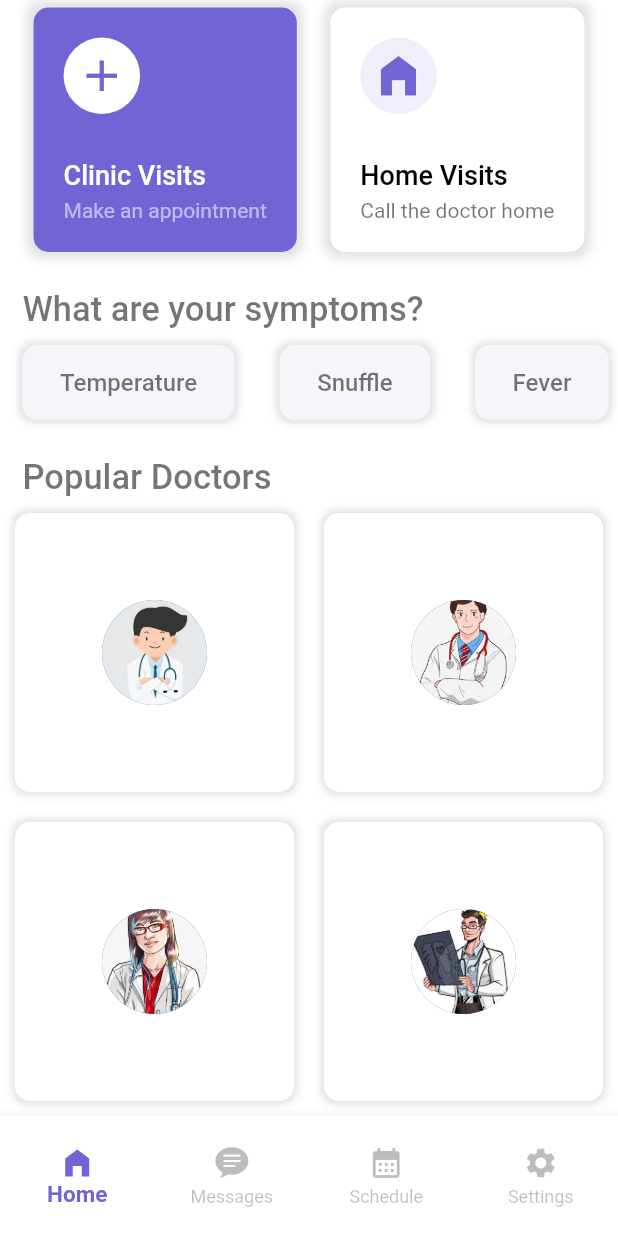
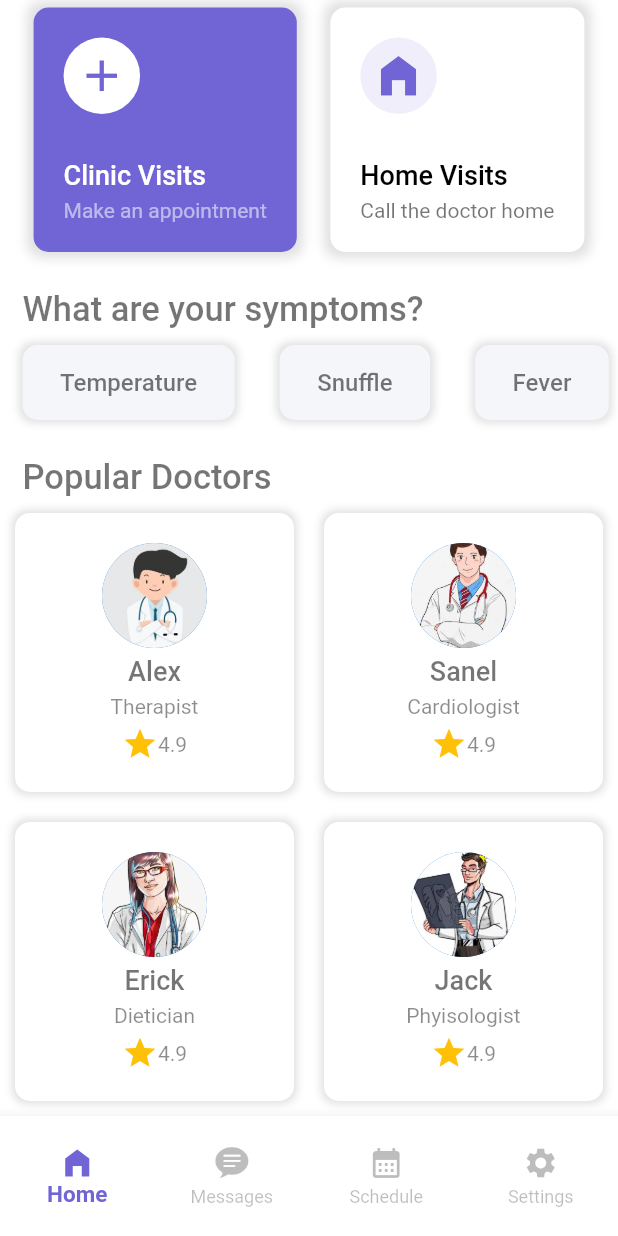
Before and after one commit to erickshayo/healthcare_app, a Flutter app: the NavBarRoots screen opened directly, scrolled down 115 dp, on a phone screen of 412 x 824 dp. Run offline on Flutter 3.47's test engine with Material 2 defaults, Android fonts, the phone set to English and light mode, and no system bars.

Commit message:
second Commit

```diff
--- a/lib/screens/home_sreen.dart
+++ b/lib/screens/home_sreen.dart
@@ -2,11 +2,24 @@ import 'package:flutter/material.dart';
 
 class HomeScreen extends StatelessWidget {
   List symptoms = ["Temperature", "Snuffle", "Fever", "Cough", "Cold"];
+
   List imgs = [
     "1.jpg",
     "2.jpg",
     "3.jpg",
     "4.jpg",
+  ];
+  List doctors = [
+    "Alex",
+    "Sanel",
+    "Erick",
+    "Jack",
+  ];
+  List proffession = [
+    "Therapist",
+    "Cardiologist",
+    "Dietician",
+    "Phyisologist",
   ];
 
   @override
@@ -224,7 +237,41 @@ class HomeScreen extends StatelessWidget {
                       CircleAvatar(
                         radius: 35,
                         backgroundImage: AssetImage("images/${imgs[index]}"),
-                      )
+                      ),
+                      StreamBuilder<Object>(
+                          stream: null,
+                          builder: (context, snapshot) {
+                            return Text(
+                              doctors[index],
+                              style: TextStyle(
+                                fontSize: 18,
+                                fontWeight: FontWeight.w500,
+                                color: Colors.black54,
+                              ),
+                            );
+                          }),
+                      Text(
+                        proffession[index],
+                        style: TextStyle(
+                          color: Colors.black45,
+                        ),
+                      ),
+                      Row(
+                        mainAxisSize: MainAxisSize.min,
+                        mainAxisAlignment: MainAxisAlignment.center,
+                        children: [
+                          Icon(
+                            Icons.star,
+                            color: Colors.amber,
+                          ),
+                          Text(
+                            "4.9",
+                            style: TextStyle(
+                              color: Colors.black45,
+                            ),
+                          )
+                        ],
+                      ),
                     ],
                   ),
                 ),
```
Also changed, not shown: lib/screens/messages_screen.dart (added), lib/screens/setting_screen.dart (added), 13 other files.
